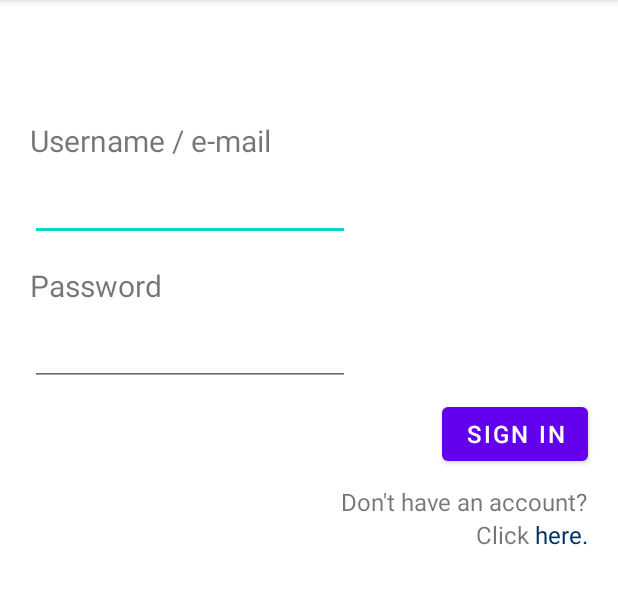
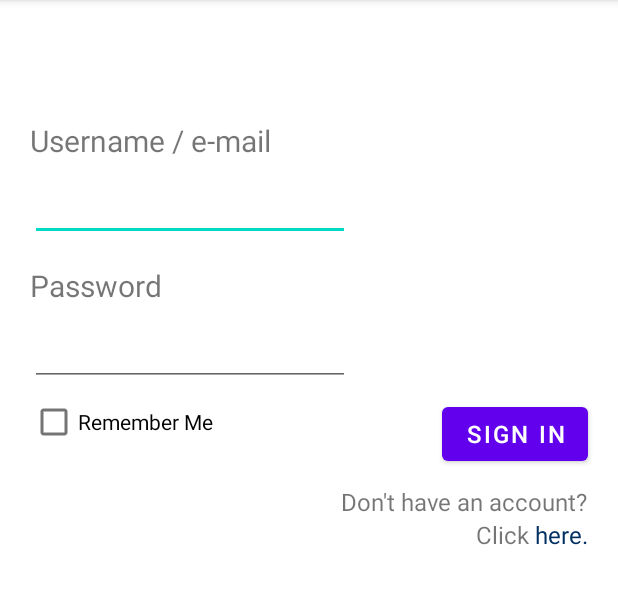
Before and after one commit to VirtusRnD/WAPS_MOBILE, an Android app: the screen it shows after launch (MainActivity), on a phone screen of 412 x 824 dp, the part 84-688 px from its top. Run offline under Robolectric (Android 15) with nearby library versions, the phone set to English and light mode, and no system bars.

```diff
--- a/app/src/main/java/WildfireAnalysisAndPredictionSystem/test2/MainActivity.java
+++ b/app/src/main/java/WildfireAnalysisAndPredictionSystem/test2/MainActivity.java
@@ -3,11 +3,11 @@ package WildfireAnalysisAndPredictionSystem.test2;
 import androidx.appcompat.app.AppCompatActivity;
 
 import android.content.Intent;
-import android.graphics.Color;
 import android.os.Bundle;
-import android.sax.StartElementListener;
 import android.view.View;
 import android.widget.Button;
+import android.widget.CheckBox;
+import android.widget.EditText;
 import android.widget.TextView;
 
 public class MainActivity extends AppCompatActivity {
@@ -16,6 +16,9 @@ public class MainActivity extends AppCompatActivity {
     protected void onCreate(Bundle savedInstanceState) {
         super.onCreate(savedInstanceState);
         setContentView(R.layout.activity_main);
+        EditText username = findViewById(R.id.input_username_sing_in);
+        EditText password = findViewById(R.id.password_input_sign_in);
+        CheckBox remember_user_name = findViewById(R.id.remember_user_name);
 
         TextView sign_up_director = findViewById(R.id.signup_3);
         sign_up_director.setOnClickListener(new View.OnClickListener() {
@@ -32,6 +35,9 @@ public class MainActivity extends AppCompatActivity {
         main_menu_director.setOnClickListener(new View.OnClickListener() {
             @Override
             public void onClick(View view) {
+
+                //TODO checking username and password from the firebase.
+
                 Intent intent = new Intent(MainActivity.this, MainMenuActivity.class);
                 startActivity(intent);
                 finish();
--- a/app/src/main/res/layout/activity_main.xml
+++ b/app/src/main/res/layout/activity_main.xml
@@ -12,12 +12,14 @@
         android:layout_height="0dp"
         app:layout_constraintBottom_toBottomOf="parent"
         app:layout_constraintEnd_toEndOf="parent"
+        app:layout_constraintHorizontal_bias="0.0"
         app:layout_constraintStart_toStartOf="parent"
-        app:layout_constraintTop_toTopOf="parent">
+        app:layout_constraintTop_toTopOf="parent"
+        app:layout_constraintVertical_bias="1.0">
 
         <androidx.constraintlayout.widget.ConstraintLayout
             android:layout_width="match_parent"
-            android:layout_height="match_parent">
+            android:layout_height="wrap_content">
 
             <TextView
                 android:id="@+id/username"
@@ -36,7 +38,7 @@
                 app:layout_constraintTop_toTopOf="parent" />
 
             <EditText
-                android:id="@+id/input_username"
+                android:id="@+id/input_username_sing_in"
 
                 android:layout_width="wrap_content"
                 android:layout_height="wrap_content"
@@ -59,11 +61,11 @@
                 android:text="Password"
                 android:textSize="20sp"
 
-                app:layout_constraintStart_toStartOf="@+id/input_username"
-                app:layout_constraintTop_toBottomOf="@+id/input_username" />
+                app:layout_constraintStart_toStartOf="@+id/input_username_sing_in"
+                app:layout_constraintTop_toBottomOf="@+id/input_username_sing_in" />
 
             <EditText
-                android:id="@+id/password_input"
+                android:id="@+id/password_input_sign_in"
 
                 android:layout_width="wrap_content"
                 android:layout_height="wrap_content"
@@ -88,7 +90,7 @@
                 android:textSize="16sp"
 
                 app:layout_constraintEnd_toEndOf="parent"
-                app:layout_constraintTop_toBottomOf="@id/password_input" />
+                app:layout_constraintTop_toBottomOf="@id/password_input_sign_in" />
 
             <TextView
                 android:id="@+id/signup_1"
@@ -125,6 +127,14 @@
                 android:textSize="16sp"
                 app:layout_constraintEnd_toEndOf="@id/signup_1"
                 app:layout_constraintTop_toBottomOf="@id/signup_1" />
+
+            <CheckBox
+                android:id="@+id/remember_user_name"
+                android:layout_width="wrap_content"
+                android:layout_height="wrap_content"
+                android:text="Remember Me"
+                app:layout_constraintStart_toStartOf="@+id/password_input_sign_in"
+                app:layout_constraintTop_toBottomOf="@+id/password_input_sign_in" />
         </androidx.constraintlayout.widget.ConstraintLayout>
     </ScrollView>
 
```
